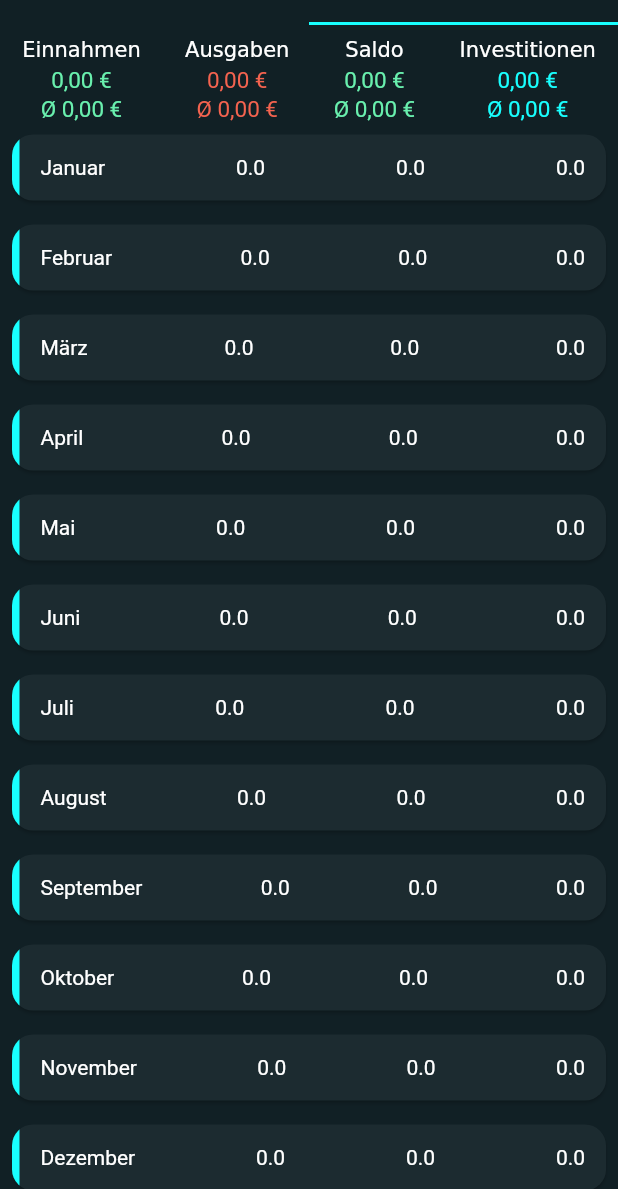
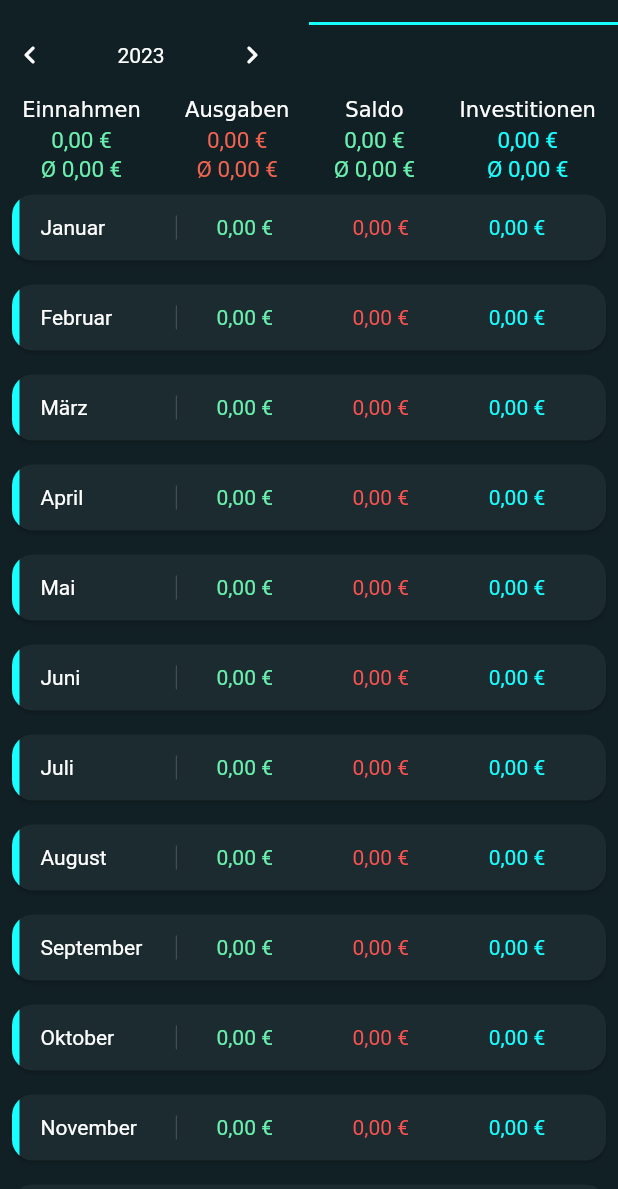
Before and after one commit to Marcel9494/Haushaltsbuch, a Flutter app: the BookingsTabBar screen opened directly, tab 2 chosen, on a phone screen of 412 x 824 dp, the part 47-1236 px from its top. Run offline on Flutter 3.47's test engine with Material 2 defaults, Android fonts, the phone set to English and light mode, and no system bars; our stand-ins replace another_flushbar, fl_chart, hive, hive_flutter, introduction_screen, modal_bottom_sheet and 2 more; accounts and stored records are empty.

Commit message:
Monatliche Anzeige weiter verbessert
- Monatliche Anzeige ist jetzt richtig implementiert für Einnahmen, Ausgaben & Investitionen muss noch ausgiebig getestet werden.
- Kleinere UI/UX Verbesserungen implementiert.
- Kleinere Code Verbesserungen implementiert.

```diff
--- a/lib/components/cards/booking_card.dart
+++ b/lib/components/cards/booking_card.dart
@@ -51,7 +51,7 @@ class BookingCard extends StatelessWidget {
                 crossAxisAlignment: CrossAxisAlignment.start,
                 children: [
                   Expanded(
-                    flex: 1,
+                    flex: 2,
                     child: Container(
                       decoration: BoxDecoration(
                         border: Border(right: BorderSide(color: Colors.grey.shade700, width: 0.5)),
@@ -81,7 +81,7 @@ class BookingCard extends StatelessWidget {
                     ),
                   ),
                   Expanded(
-                    flex: 1,
+                    flex: 3,
                     child: Column(
                       crossAxisAlignment: CrossAxisAlignment.start,
                       children: <Widget>[
@@ -93,7 +93,7 @@ class BookingCard extends StatelessWidget {
                     ),
                   ),
                   Expanded(
-                    flex: 1,
+                    flex: 2,
                     child: Column(
                       crossAxisAlignment: CrossAxisAlignment.end,
                       children: [
--- a/lib/components/cards/monthly_overview_card.dart
+++ b/lib/components/cards/monthly_overview_card.dart
@@ -1,6 +1,7 @@
 import 'package:flutter/material.dart';
 
 import '../../models/monthly_stats.dart';
+import '../../utils/number_formatters/number_formatter.dart';
 
 class MonthlyOverviewCard extends StatelessWidget {
   final MonthlyStats monthlyStats;
@@ -32,10 +33,39 @@ class MonthlyOverviewCard extends StatelessWidget {
               child: Row(
                 mainAxisAlignment: MainAxisAlignment.spaceBetween,
                 children: [
-                  Text(monthlyStats.month),
-                  Text(monthlyStats.revenues),
-                  Text(monthlyStats.expenditures),
-                  Text(monthlyStats.investments),
+                  Expanded(
+                    flex: 1,
+                    child: Container(
+                      decoration: BoxDecoration(
+                        border: Border(right: BorderSide(color: Colors.grey.shade700, width: 0.5)),
+                      ),
+                      child: Text(monthlyStats.month),
+                    ),
+                  ),
+                  Expanded(
+                    flex: 1,
+                    child: Text(
+                      formatToMoneyAmount(monthlyStats.revenues),
+                      textAlign: TextAlign.center,
+                      style: const TextStyle(color: Colors.greenAccent),
+                    ),
+                  ),
+                  Expanded(
+                    flex: 1,
+                    child: Text(
+                      formatToMoneyAmount(monthlyStats.expenditures),
+                      textAlign: TextAlign.center,
+                      style: const TextStyle(color: Colors.redAccent),
+                    ),
+                  ),
+                  Expanded(
+                    flex: 1,
+                    child: Text(
+                      formatToMoneyAmount(monthlyStats.investments),
+                      textAlign: TextAlign.center,
+                      style: const TextStyle(color: Colors.cyanAccent),
+                    ),
+                  ),
                 ],
               ),
             ),
--- a/lib/components/tab_views/daily_tab_view.dart
+++ b/lib/components/tab_views/daily_tab_view.dart
@@ -14,8 +14,8 @@ class DailyTabView extends StatefulWidget {
 }
 
 class _DailyTabViewState extends State<DailyTabView> {
-  late DateTime _selectedDate = DateTime.now();
-  late List<bool> _selectedTabOption = [true, false, false];
+  DateTime _selectedDate = DateTime.now();
+  List<bool> _selectedTabOption = [true, false, false];
 
   void _setSelectedTab(int selectedIndex) {
     setState(() {
--- a/lib/components/tab_views/monthly_tab_view.dart
+++ b/lib/components/tab_views/monthly_tab_view.dart
@@ -1,9 +1,11 @@
 import 'package:flutter/material.dart';
-import 'package:intl/intl.dart';
+import 'package:month_picker_dialog/month_picker_dialog.dart';
 
-import '../../utils/number_formatters/number_formatter.dart';
 import '/components/deco/loading_indicator.dart';
 import '/components/cards/monthly_overview_card.dart';
+
+import '/utils/date_formatters/date_formatter.dart';
+import '/utils/number_formatters/number_formatter.dart';
 
 import '/models/booking.dart';
 import '/models/monthly_stats.dart';
@@ -21,15 +23,15 @@ class _MonthlyTabViewState extends State<MonthlyTabView> {
   double _yearlyRevenues = 0.0;
   double _yearlyExpenditures = 0.0;
   double _yearlyInvestments = 0.0;
+  DateTime _selectedDate = DateTime.now();
   List<MonthlyStats> _monthList = [];
-  final DateTime _selectedDate = DateTime.now();
 
   Future<List<MonthlyStats>> _loadMonthlyStatsList() async {
     _monthList.clear();
     for (int i = 0; i < 12; i++) {
       List<Booking> _bookingList = await Booking.loadMonthlyBookingList(i + 1, _selectedDate.year);
       MonthlyStats monthlyStats = MonthlyStats();
-      monthlyStats.month = DateFormat('MMMM', 'de-DE').format(DateTime(_selectedDate.year, i + 1, 1)).toString();
+      monthlyStats.month = dateFormatterMMMM.format(DateTime(_selectedDate.year, i + 1, 1)).toString();
       monthlyStats.revenues = Booking.getRevenues(_bookingList).toString();
       monthlyStats.expenditures = Booking.getExpenditures(_bookingList).toString();
       monthlyStats.investments = Booking.getInvestments(_bookingList).toString();
@@ -62,9 +64,71 @@ class _MonthlyTabViewState extends State<MonthlyTabView> {
     return _yearlyInvestments;
   }
 
+  void _nextYear() {
+    setState(() {
+      _selectedDate = DateTime(_selectedDate.year + 1, _selectedDate.month, _selectedDate.day);
+    });
+  }
+
+  void _previousYear() {
+    setState(() {
+      _selectedDate = DateTime(_selectedDate.year - 1, _selectedDate.month, _selectedDate.day);
+    });
+  }
+
   @override
   Widget build(BuildContext context) {
-    return Expanded(
+    return Column(
+      children: [
+        Row(
+          children: [
+            IconButton(
+              icon: const Icon(Icons.keyboard_arrow_left_rounded),
+              onPressed: () => _previousYear(),
+              padding: const EdgeInsets.only(left: 8.0, right: 2.0),
+              constraints: const BoxConstraints(),
+              splashColor: Colors.transparent,
+            ),
+            SizedBox(
+              width: 120.0,
+              child: GestureDetector(
+                onTap: () {
+                  showMonthPicker(
+                    context: context,
+                    initialDate: _selectedDate,
+                    headerColor: Colors.grey.shade800,
+                    selectedMonthBackgroundColor: Colors.cyanAccent,
+                    unselectedMonthTextColor: Colors.white,
+                    confirmWidget: const Text('OK', style: TextStyle(color: Colors.cyanAccent)),
+                    cancelWidget: const Text('Abbrechen', style: TextStyle(color: Colors.cyanAccent)),
+                    locale: const Locale('DE-de'),
+                    roundedCornersRadius: 12.0,
+                    dismissible: true,
+                  ).then((date) {
+                    if (date != null) {
+                      setState(() {
+                        // TODO_selectedDate = date;
+                      });
+                    }
+                  });
+                },
+                child: Padding(
+                  padding: const EdgeInsets.symmetric(vertical: 12.0),
+                  child: Text(dateFormatterYYYY.format(_selectedDate), textAlign: TextAlign.center),
+                ),
+                behavior: HitTestBehavior.translucent,
+              ),
+            ),
+            IconButton(
+              icon: const Icon(Icons.keyboard_arrow_right_rounded),
+              onPressed: () => _nextYear(),
+              padding: const EdgeInsets.only(left: 2.0),
+              constraints: const BoxConstraints(),
+              splashColor: Colors.transparent,
+            ),
+          ],
+        ),
+        Expanded(
           child: FutureBuilder(
             future: _loadMonthlyStatsList(),
             builder: (BuildContext context, AsyncSnapshot<List<MonthlyStats>> snapshot) {
@@ -130,6 +194,8 @@ class _MonthlyTabViewState extends State<MonthlyTabView> {
               }
             },
           ),
+        ),
+      ],
     );
   }
 }
--- a/lib/utils/date_formatters/date_formatter.dart
+++ b/lib/utils/date_formatters/date_formatter.dart
@@ -5,3 +5,5 @@ final DateFormat dateFormatterEEDDMMYYYY = DateFormat('EE dd.MM.yyyy', 'de_DE');
 final DateFormat dateFormatterMMMMYYYY = DateFormat('MMMM yyyy', 'de_DE');
 final DateFormat dateFormatterEEDD = DateFormat('EE dd.', 'de_DE');
 final DateFormat dateFormatterMMYYYY = DateFormat('MM.yyyy', 'de_DE');
+final DateFormat dateFormatterMMMM = DateFormat('MMMM', 'de-DE');
+final DateFormat dateFormatterYYYY = DateFormat('yyyy', 'de_DE');
```
Lines whose indentation alone changed are shown as unchanged.
